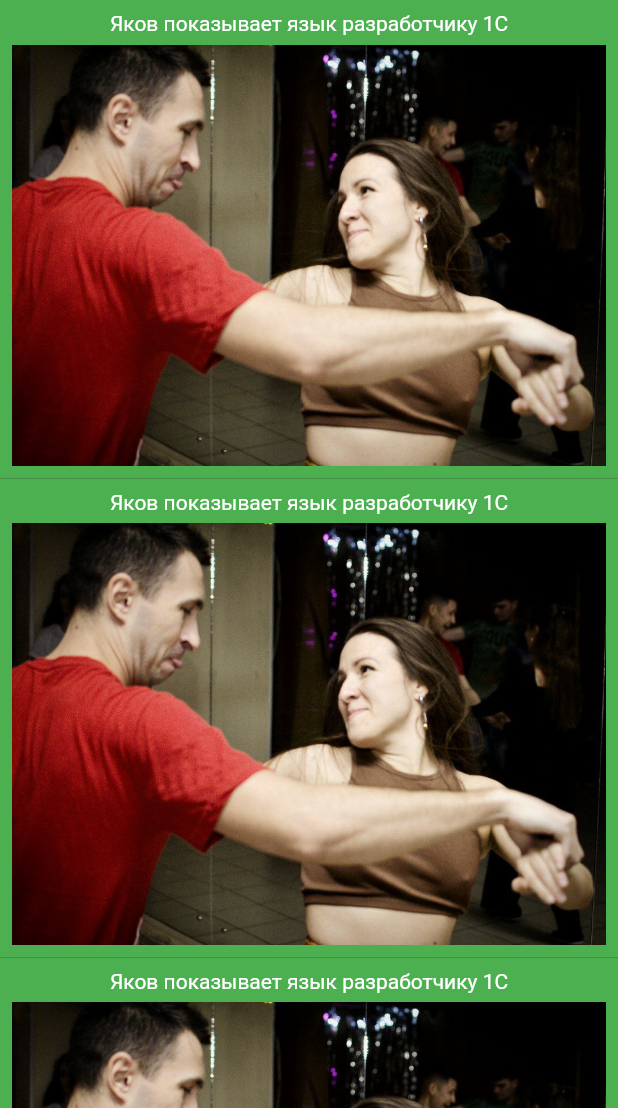
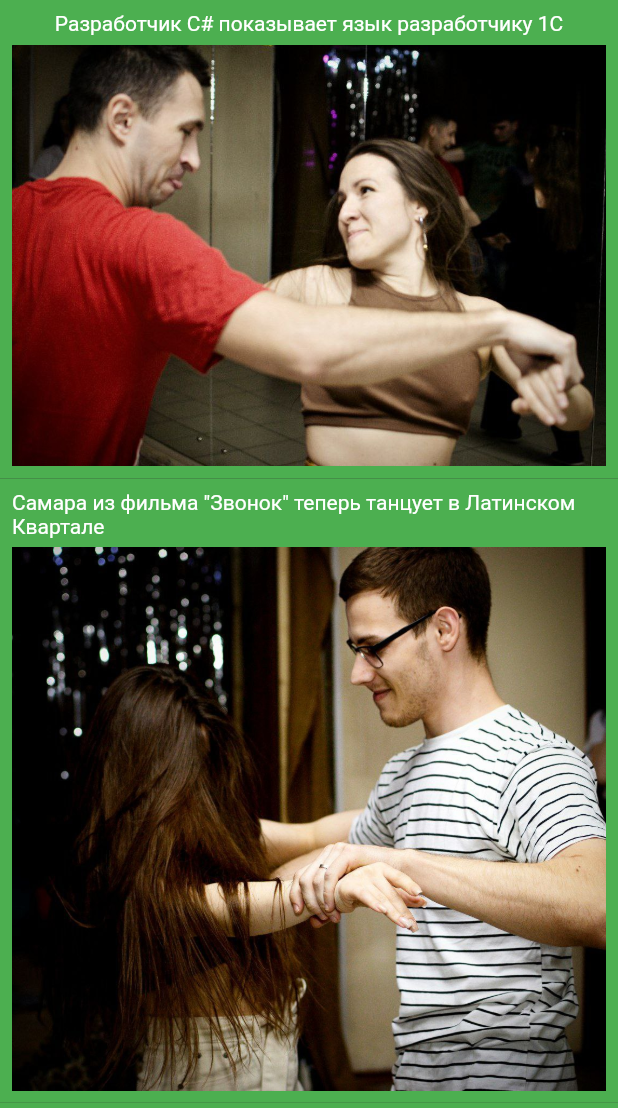
Before and after one commit to siniioduvan/latino_kvartal, a Flutter app: the screen it shows after launch, on a phone screen of 412 x 824 dp, the part 128-1236 px from its top. Run offline on Flutter 3.47's test engine with Material 2 defaults, Android fonts, the light colour scheme and no system bars.

Commit message:
08.05.23

```diff
--- a/lib/pages/main_page.dart
+++ b/lib/pages/main_page.dart
@@ -1,37 +1,29 @@
 import 'package:flutter/material.dart';
 
 class MainPage extends StatelessWidget {
-  const MainPage({Key? key}) : super(key: key);
+  final List<PostData> postData = [
+    PostData(
+      'Разработчик С# показывает язык разработчику 1С',
+      'assets/images/news_pics/1.jpeg',
+    ),
+    PostData(
+      'Самара из фильма "Звонок" теперь танцует в Латинском Квартале',
+      'assets/images/news_pics/2.jpeg',
+    ),
+    PostData(
+      'Грустные вечеринки с грустными танцами. Не пропусти!',
+      'assets/images/news_pics/3.jpeg',
+    ),
+    PostData(
+      'Конкурс мокрых рубашек и больших сисек прошел на ура!',
+      'assets/images/news_pics/4.jpeg',
+    ),
+  ];
+
+  MainPage({Key? key}) : super(key: key);
 
   @override
   Widget build(BuildContext context) {
-    List<String> imageAsset = [
-      'assets/images/news_pics/1.jpeg',
-      'assets/images/news_pics/1.jpeg',
-      'assets/images/news_pics/1.jpeg',
-      'assets/images/news_pics/1.jpeg',
-      'assets/images/news_pics/1.jpeg'
-    ];
-
-    List<String> news = [
-      'Яков показывает язык разработчику 1С',
-      'Яков показывает язык разработчику 1С',
-      'Яков показывает язык разработчику 1С',
-      'Яков показывает язык разработчику 1С',
-      'Яков показывает язык разработчику 1С',
-    ];
-
-    List<Widget>post = [];
-
-    for(var image in imageAsset){
-      for(var text in news){
-       final _widget = NewsPost(image: image, newsText: text);
-       post.add(_widget);
-      }
-    }
-
-    ///ПРОВЕРЬ АЛГОРИТМ ГЕНЕРАЦИИ ВИДЖЕТОВ!
-
     return Container(
       width: double.infinity,
       height: double.infinity,
@@ -42,7 +34,9 @@ class MainPage extends StatelessWidget {
               'Новости Латинского Квартала',
               style: TextStyle(fontSize: 25),
             ),
-            Column(children: post)
+            Column(
+              children: postData.map((data) => NewsPost(data: data)).toList(),
+            )
           ],
         ),
       ]),
@@ -50,11 +44,17 @@ class MainPage extends StatelessWidget {
   }
 }
 
+class PostData {
+  final String text;
+  final String image;
+
+  PostData(this.text, this.image);
+}
+
 class NewsPost extends StatelessWidget {
-  const NewsPost({super.key, required this.image, required this.newsText});
+  final PostData data;
 
-  final String image;
-  final String newsText;
+  const NewsPost({super.key, required this.data});
 
   @override
   Widget build(BuildContext context) {
@@ -63,11 +63,11 @@ class NewsPost extends StatelessWidget {
         color: Colors.green,
         child: Column(
           children: [
-            Text(newsText),
+            Text(data.text),
             SizedBox(
               height: 6,
             ),
-            Image.asset(image)
+            Image.asset(data.image)
           ],
         ));
   }
```
